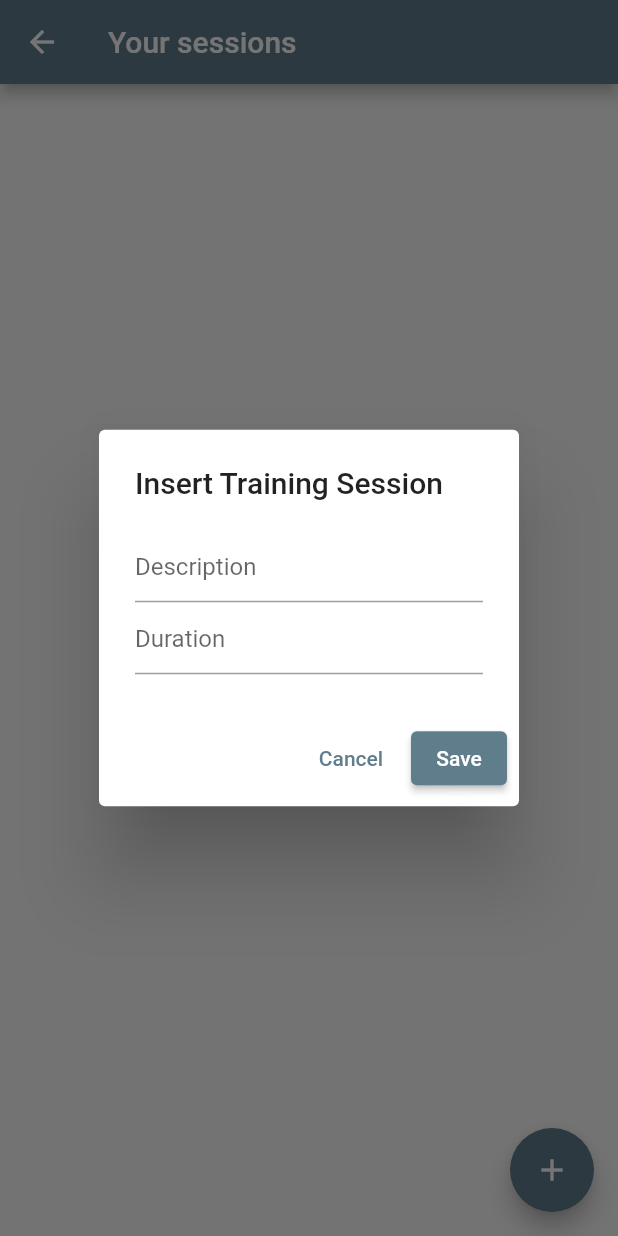
After one commit to pamanac/WeatherApp, a Flutter app: the SessionScreen screen opened directly, after a tap on the "add" icon, on a phone screen of 412 x 824 dp. The commit adds this screen. Run offline on Flutter 3.47's test engine with Material 2 defaults, Android fonts, the light colour scheme and no system bars; our stand-ins replace shared_preferences; accounts and stored records are empty.

Commit message:
Activity logging added

```diff
--- /dev/null
+++ b/lib/data/session.dart
@@ -0,0 +1,25 @@
+
+class Session {
+  int id = 0;
+  String date = '';
+  String description = '';
+  int duration = 0;
+
+  Session(this.id, this.date, this.description, this.duration);
+
+  Session.fromJson(Map<String, dynamic> sessionMap) {
+    id = sessionMap['id'] ?? 0;
+    date = sessionMap['date'] ?? 0;
+    description = sessionMap['description'] ?? 0;
+    duration = sessionMap['duration'] ?? 0;
+  }
+
+  Map<String, dynamic> toJson() {
+    return {
+      'id': id,
+      'date': date,
+      'description': description,
+      'duration': duration
+    };
+  }
+}
--- /dev/null
+++ b/lib/data/sp_helper.dart
@@ -0,0 +1,42 @@
+import 'package:shared_preferences/shared_preferences.dart';
+import 'session.dart';
+import 'dart:convert';
+
+class SPHelper {
+  static late SharedPreferences prefs;
+
+  Future init() async {
+    prefs = await SharedPreferences.getInstance();
+  }
+
+  Future writeSession(Session session) async {
+    prefs.setString(session.id.toString(), json.encode(session.toJson()));
+  }
+
+  List<Session> getSessions() {
+    List<Session> sessions = [];
+    Set<String> keys = prefs.getKeys();
+
+    keys.forEach((String key) {
+      if (key != 'counter') {
+        Session session =
+            Session.fromJson(json.decode(prefs.getString(key) ?? ''));
+
+        sessions.add(session);
+      }
+    });
+
+    return sessions;
+  }
+
+  Future setCounter() async {
+    int counter = prefs.getInt('counter') ?? 0;
+    counter++;
+
+    await prefs.setInt('counter', counter);
+  }
+
+  int getCounter() {
+    return prefs.getInt('counter') ?? 0;
+  }
+}
--- /dev/null
+++ b/lib/screens/sessions_screen.dart
@@ -0,0 +1,110 @@
+import 'package:flutter/material.dart';
+import '../data/sp_helper.dart';
+import '../data/session.dart';
+
+class SessionScreen extends StatefulWidget {
+  const SessionScreen({Key? key}) : super(key: key);
+
+  @override
+  _SessionScreenState createState() => _SessionScreenState();
+}
+
+class _SessionScreenState extends State<SessionScreen> {
+  List<Session> sessions = [];
+  final TextEditingController txtDescription = TextEditingController();
+  final TextEditingController txtDuration = TextEditingController();
+  final SPHelper helper = SPHelper();
+
+  @override
+  void initState() {
+    helper.init().then((value) {
+      updateScreen();
+    });
+    super.initState();
+  }
+
+  @override
+  Widget build(BuildContext context) {
+    return Scaffold(
+      appBar: AppBar(title: Text("Your sessions")),
+      body: ListView(
+        children: getContent(),
+      ),
+      floatingActionButton: FloatingActionButton(
+        child: Icon(Icons.add),
+        onPressed: () {
+          showSessionDialog(context);
+        },
+      ),
+    );
+  }
+
+  Future<dynamic> showSessionDialog(BuildContext context) async {
+    return showDialog(
+        context: context,
+        builder: (BuildContext context) {
+          return AlertDialog(
+            title: Text('Insert Training Session'),
+            content: SingleChildScrollView(
+              child: Column(
+                children: [
+                  TextField(
+                      controller: txtDescription,
+                      decoration: InputDecoration(hintText: "Description")),
+                  TextField(
+                      controller: txtDuration,
+                      decoration: InputDecoration(hintText: "Duration"))
+                ],
+              ),
+            ),
+            actions: [
+              TextButton(
+                child: Text('Cancel'),
+                onPressed: () {
+                  Navigator.pop(context);
+                  txtDescription.text = '';
+                  txtDuration.text = '';
+                },
+              ),
+              ElevatedButton(onPressed: saveSession, child: Text('Save'))
+            ],
+          );
+        });
+  }
+
+  Future saveSession() async {
+    DateTime now = DateTime.now();
+    String today = '${now.year}-${now.month}`${now.day}';
+    int id = helper.getCounter() + 1;
+
+    Session newSession = Session(
+        id, today, txtDescription.text, int.tryParse(txtDuration.text) ?? 0);
+
+    helper.writeSession(newSession).then((_) {
+      updateScreen();
+      helper.setCounter();
+    });
+    txtDescription.text = '';
+    txtDuration.text = '';
+    Navigator.pop(context);
+  }
+
+  List<Widget> getContent() {
+    List<Widget> tiles = [];
+
+    sessions.forEach((session) {
+      tiles.add(ListTile(
+        title: Text(session.description),
+        subtitle: Text('${session.date} - duration: ${session.duration} min'),
+      ));
+    });
+
+    return tiles;
+  }
+
+  void updateScreen() {
+    sessions = helper.getSessions();
+
+    setState(() {});
+  }
+}
--- a/pubspec.yaml
+++ b/pubspec.yaml
@@ -24,6 +24,7 @@
   flutter:
     sdk: flutter
   http: ^0.13.3
+  shared_preferences: ^2.0.7
 
 
   # The following adds the Cupertino Icons font to your application.
```
Also changed, not shown: lib/shared/menu_drawer.dart (+10 -1 lines), pubspec.lock.
